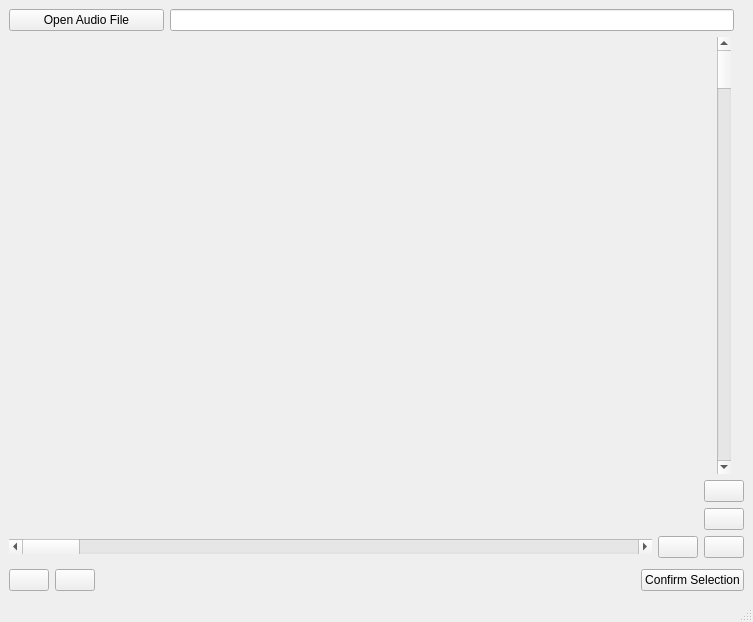
Ticopress/audioanalysis, file audioanalysis/main.ui: the form before one commit.
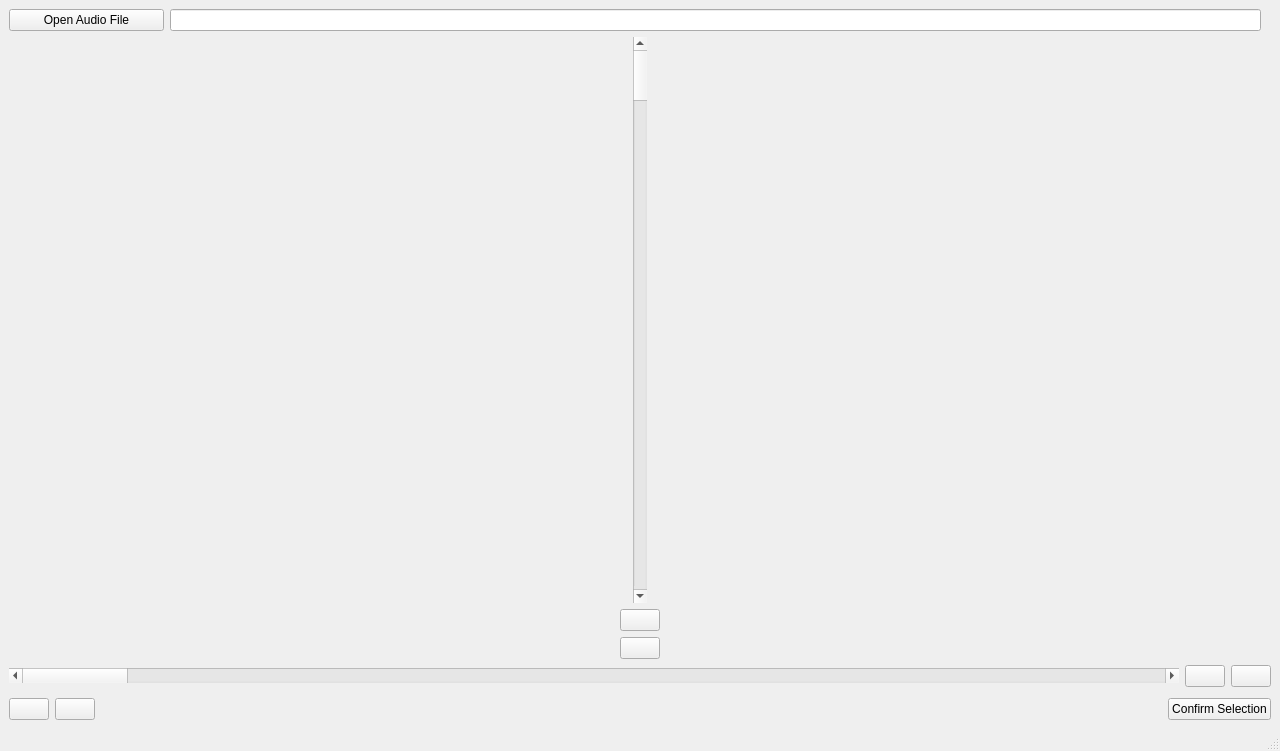
The form after the commit. Icons and pictures are not drawn.

```diff
--- a/audioanalysis/main.ui
+++ b/audioanalysis/main.ui
@@ -6,8 +6,8 @@
    <rect>
     <x>0</x>
     <y>0</y>
-    <width>753</width>
-    <height>622</height>
+    <width>1280</width>
+    <height>751</height>
    </rect>
   </property>
   <property name="sizePolicy">
@@ -83,16 +83,6 @@
        <layout class="QVBoxLayout" name="spectr_0">
         <item>
          <layout class="QHBoxLayout" name="spectr_1">
-          <item>
-           <widget class="QWidget" name="spectrogram" native="true">
-            <property name="sizePolicy">
-             <sizepolicy hsizetype="Expanding" vsizetype="Expanding">
-              <horstretch>0</horstretch>
-              <verstretch>0</verstretch>
-             </sizepolicy>
-            </property>
-           </widget>
-          </item>
           <item>
            <layout class="QVBoxLayout" name="spectr_y_controls">
             <item>
```
Left out of the diff: 4 changed lines with no effect on the pictures.
